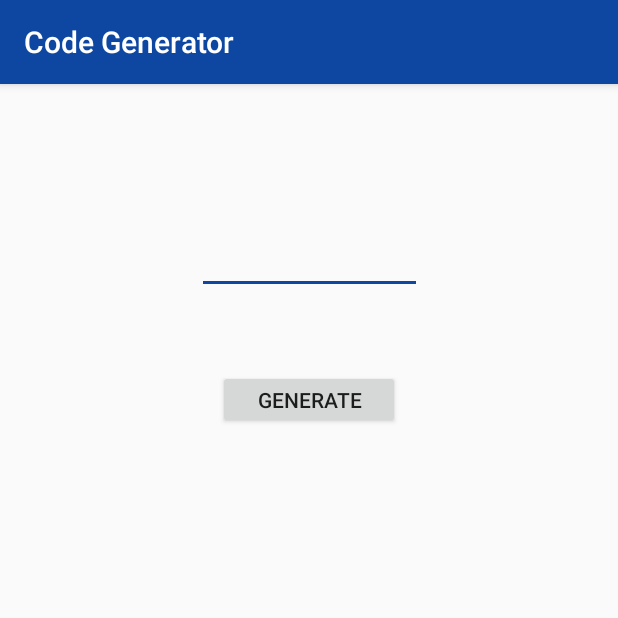
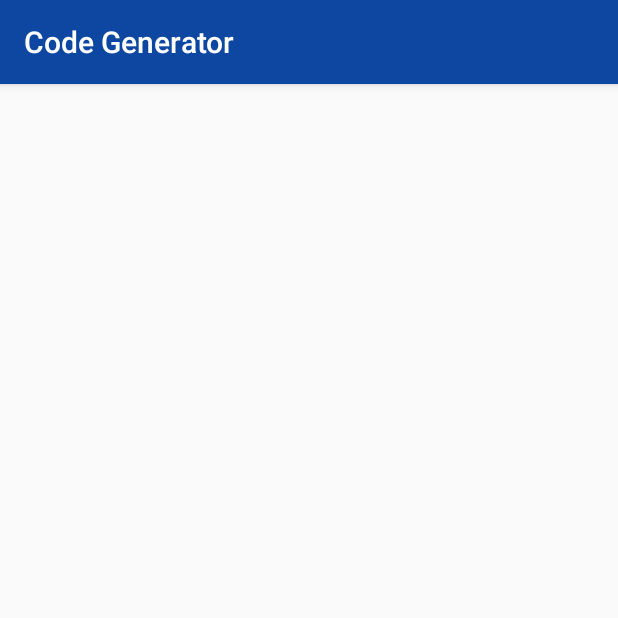
Before and after one commit to COSWProject/Android, an Android app: the CodeGeneratorActivity screen opened directly, with no data from a screen before it, on a phone screen of 412 x 824 dp, the top half of it. Run offline under Robolectric (Android 15) with nearby library versions, the phone set to English and light mode, and no system bars; libraries missing offline, so code that uses them is left out: net.glxn.qrgen; 1 statement that could not run was skipped.

Commit message:
button unused added

```diff
--- a/app/src/main/java/com/eci/cosw/easyaccess/activity/CodeGeneratorActivity.java
+++ b/app/src/main/java/com/eci/cosw/easyaccess/activity/CodeGeneratorActivity.java
@@ -1,6 +1,7 @@
 package com.eci.cosw.easyaccess.activity;
 
 import android.Manifest;
+import android.content.Intent;
 import android.content.pm.PackageManager;
 import android.graphics.Bitmap;
 import android.os.Bundle;
@@ -24,6 +25,7 @@ public class CodeGeneratorActivity extends AppCompatActivity {
     private static final int ALTURA_CODIGO = 500, ANCHURA_CODIGO = 500;
     private static final int CODIGO_PERMISO_ESCRIBIR_ALMACENAMIENTO = 1;
     private EditText etTextoParaCodigo;
+    private String text;
 
     private boolean tienePermisoParaEscribir = false; // Para los permisos en tiempo de ejecución
 
@@ -42,23 +44,17 @@ public class CodeGeneratorActivity extends AppCompatActivity {
         super.onCreate(savedInstanceState);
         setContentView(R.layout.activity_codegenerator);
 
-        etTextoParaCodigo = (EditText) findViewById(R.id.etTextoParaCodigo);
+        Intent intent = getIntent();
+        text = intent.getStringExtra("QR");
+
 
         final ImageView imagenCodigo = findViewById(R.id.ivCodigoGenerado);
 
-        Button btnGenerar = findViewById(R.id.btnGenerar);
 
 
-        btnGenerar.setOnClickListener(new View.OnClickListener() {
-            @Override
-            public void onClick(View v) {
-                String texto = obtenerTextoParaCodigo();
-                if (texto.isEmpty()) return;
+                Bitmap bitmap = QRCode.from(text).withSize(ANCHURA_CODIGO, ALTURA_CODIGO).bitmap();
+                imagenCodigo.setImageBitmap(bitmap);
 
-                Bitmap bitmap = QRCode.from(texto).withSize(ANCHURA_CODIGO, ALTURA_CODIGO).bitmap();
-                imagenCodigo.setImageBitmap(bitmap);
-            }
-        });
 
     }
 
--- a/app/src/main/java/com/eci/cosw/easyaccess/activity/LoginActivity.java
+++ b/app/src/main/java/com/eci/cosw/easyaccess/activity/LoginActivity.java
@@ -86,8 +86,7 @@ public class LoginActivity extends AppCompatActivity {
                             User user = userResponse.body();
 
                             if (user.getRol().equals("User")) {
-                                starCodeGenerator();
-                                //startMainUserActivity();
+                                startMainUserActivity();
                             } else {
                                 startMainCompanyActivity();
                             }
--- a/app/src/main/java/com/eci/cosw/easyaccess/activity/MainCompanyActivity.java
+++ b/app/src/main/java/com/eci/cosw/easyaccess/activity/MainCompanyActivity.java
@@ -97,7 +97,7 @@ public class MainCompanyActivity extends AppCompatActivity
         getAccesses();
 
         // specify an adapter (see also next example)
-        rvAdapter = new RVAdapter();
+        rvAdapter = new RVAdapter(this);
     }
 
     private void createMeeting() {
--- a/app/src/main/res/layout/activity_codegenerator.xml
+++ b/app/src/main/res/layout/activity_codegenerator.xml
@@ -20,33 +20,4 @@
         app:layout_constraintHorizontal_bias="0.496"
         app:layout_constraintStart_toStartOf="parent" />
 
-    <EditText
-        android:id="@+id/etTextoParaCodigo"
-        android:layout_width="150dp"
-        android:layout_height="25dp"
-        android:layout_marginStart="8dp"
-        android:layout_marginLeft="8dp"
-        android:layout_marginTop="72dp"
-        android:layout_marginEnd="8dp"
-        android:layout_marginRight="8dp"
-        android:layout_marginBottom="8dp"
-        app:layout_constraintBottom_toTopOf="@id/btnGenerar"
-        app:layout_constraintEnd_toEndOf="parent"
-        app:layout_constraintStart_toStartOf="parent"
-        app:layout_constraintTop_toTopOf="parent" />
-
-    <Button
-        android:id="@+id/btnGenerar"
-        android:layout_width="121dp"
-        android:layout_height="39dp"
-        android:layout_marginStart="8dp"
-        android:layout_marginLeft="8dp"
-        android:layout_marginEnd="8dp"
-        android:layout_marginRight="8dp"
-        android:layout_marginBottom="48dp"
-        android:text="Generate"
-        app:layout_constraintBottom_toTopOf="@+id/ivCodigoGenerado"
-        app:layout_constraintEnd_toEndOf="parent"
-        app:layout_constraintStart_toStartOf="parent" />
-
 </androidx.constraintlayout.widget.ConstraintLayout>
```
Also changed, not shown: app/src/main/java/com/eci/cosw/easyaccess/activity/MainUserActivity.java (+11 -9 lines), app/src/main/java/com/eci/cosw/easyaccess/adapter/RVAdapter.java (+28 -0 lines).
